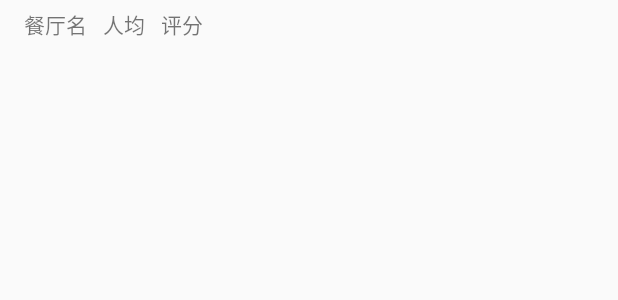
After one commit to kymtwyf/bmix, an Android app: the layout history_item.xml on its own in the app's theme, with its tools: preview values and no code run, on a phone screen of 412 x 824 dp. The commit adds this screen. Shown: the top 300 px of the screen. Run offline under Robolectric (Android 15) with nearby library versions, the phone set to English and light mode, and no system bars; network calls fail.

Commit message:
HistoryActivity

```diff
--- /dev/null
+++ b/app/src/main/res/layout/history_item.xml
@@ -0,0 +1,34 @@
+<?xml version="1.0" encoding="utf-8"?>
+<RelativeLayout xmlns:android="http://schemas.android.com/apk/res/android"
+    android:layout_width="wrap_content" android:layout_height="wrap_content">
+
+    <ImageView
+        android:layout_width="wrap_content"
+        android:layout_height="wrap_content"
+        android:id="@+id/ivState"
+        android:padding="5dp" />
+
+    <TextView
+        android:layout_width="wrap_content"
+        android:layout_height="wrap_content"
+        android:text="餐厅名"
+        android:id="@+id/tvName"
+        android:padding="5dp"
+        android:layout_toRightOf="@+id/ivState" />
+
+    <TextView
+        android:layout_width="wrap_content"
+        android:layout_height="wrap_content"
+        android:text="人均"
+        android:id="@+id/tvAverage"
+        android:layout_toRightOf="@+id/tvName"
+        android:padding="5dp" />
+
+    <TextView
+        android:layout_width="wrap_content"
+        android:layout_height="wrap_content"
+        android:text="评分"
+        android:id="@+id/tvRank"
+        android:layout_toRightOf="@+id/tvAverage"
+        android:padding="5dp" />
+</RelativeLayout>
```
Also changed, not shown: app/src/main/java/hackathon/dclab/com/minidianping/HistoryActivity.java (+32 -1 lines), app/src/main/java/hackathon/dclab/com/minidianping/ListFragment.java (added, +73 -0 lines), app/src/main/java/hackathon/dclab/com/minidianping/LvHistoryAdapter.java (added, +87 -0 lines), app/src/main/java/hackathon/dclab/com/minidianping/MainActivity.java (+15 -4 lines), app/src/main/java/hackathon/dclab/com/minidianping/entities/MyLog.java (+8 -3 lines), app/src/main/res/layout/activity_history.xml (+44 -6 lines), app/src/main/res/layout/lv_history.xml (added, +9 -0 lines).
